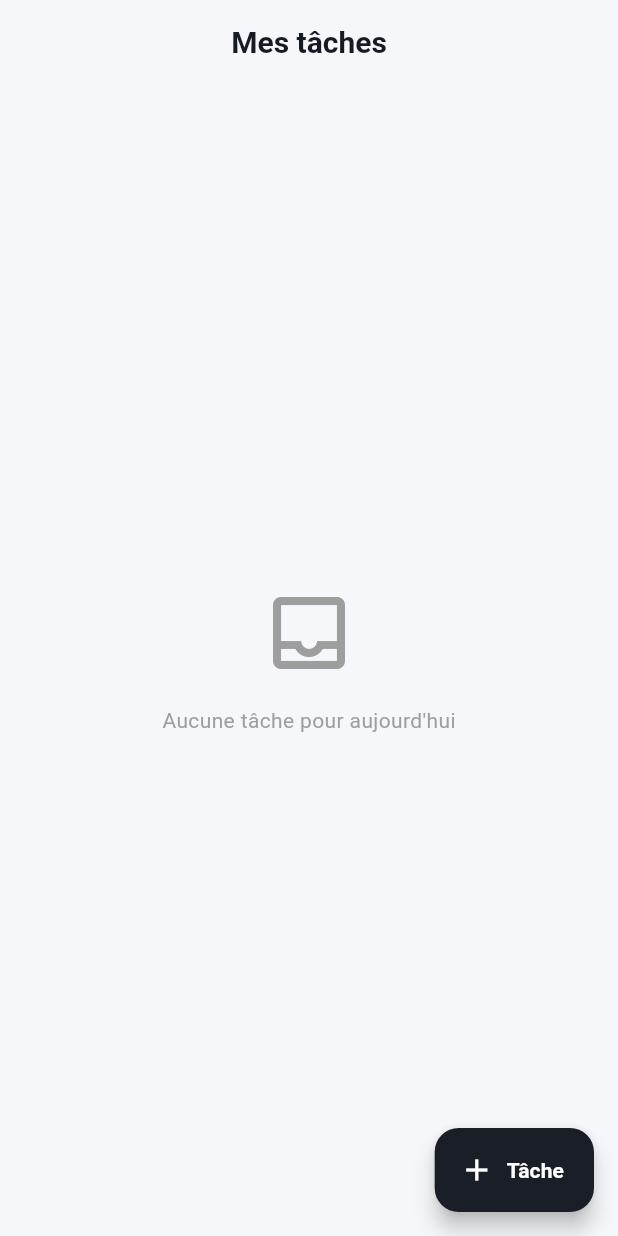
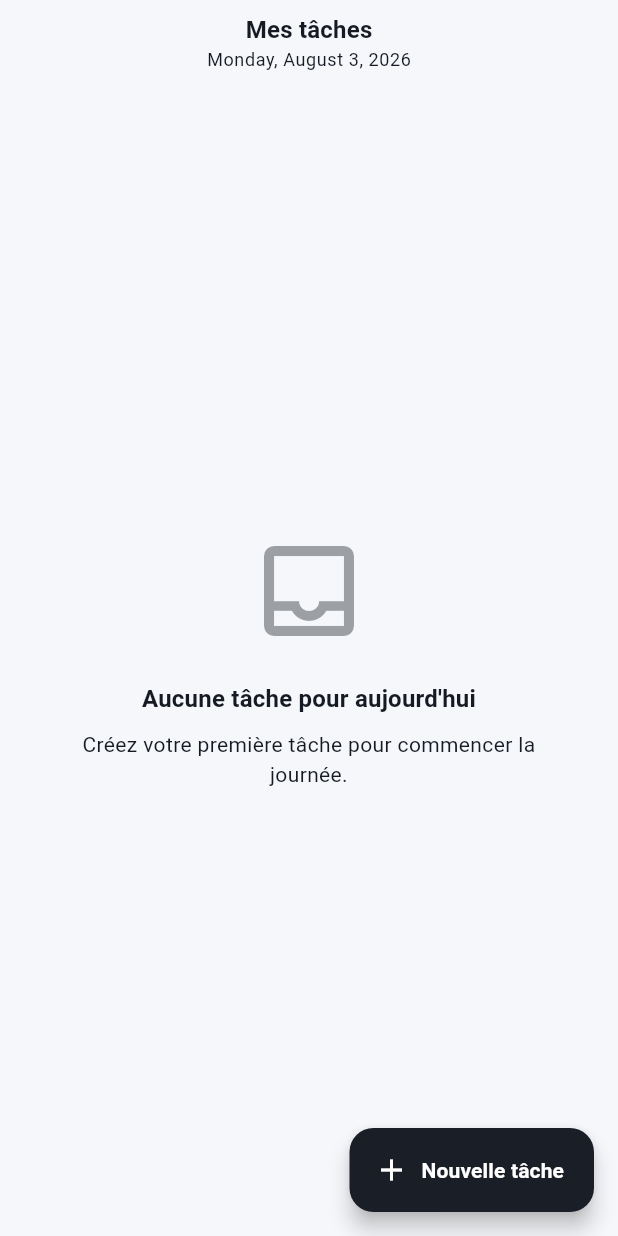
Before and after one commit to Gouzman/Life_Os, a Flutter app: the TasksScreen screen opened by its route, on a phone screen of 412 x 824 dp. Run offline on Flutter 3.47's test engine with Material 3 defaults, Android fonts, the phone set to English and light mode, and no system bars; our stand-ins replace cloud_firestore, equatable, firebase_auth, firebase_core, flutter_dotenv, flutter_riverpod and 2 more; accounts and stored records are empty; Roboto replaces fonts that are missing (Outfit).

Commit message:
creation du UI Task

```diff
--- a/dun/lib/features/tasks/presentation/screens/tasks_screen.dart
+++ b/dun/lib/features/tasks/presentation/screens/tasks_screen.dart
@@ -1,13 +1,14 @@
-import 'package:dun/app/providers/task_providers.dart';
+import 'package:dun/app/providers/auth_state_provider.dart';
 import 'package:dun/app/router/router_paths.dart';
+import 'package:dun/core/extensions/build_context_x.dart';
 import 'package:dun/core/widgets/app_scaffold.dart';
 import 'package:dun/features/tasks/domain/entities/task.dart';
 import 'package:dun/features/tasks/domain/entities/task_status.dart';
-import 'package:dun/features/tasks/domain/usecases/change_task_status.dart';
-import 'package:dun/features/tasks/domain/usecases/delete_task.dart';
-import 'package:dun/features/tasks/presentation/controllers/task_list_controller.dart';
-import 'package:dun/features/tasks/presentation/providers/task_list_provider.dart';
-import 'package:dun/features/tasks/presentation/widgets/task_list_tile.dart';
+import 'package:dun/features/tasks/presentation/controllers/task_controller.dart';
+import 'package:dun/features/tasks/presentation/providers/task_provider.dart';
+import 'package:dun/features/tasks/presentation/widgets/task_card.dart';
+import 'package:dun/shared/buttons/app_button.dart';
+import 'package:dun/shared/dialogs/app_dialog.dart';
 import 'package:dun/shared/loaders/app_loader.dart';
 import 'package:flutter/material.dart';
 import 'package:flutter_riverpod/flutter_riverpod.dart';
@@ -19,73 +20,157 @@ class TasksScreen extends ConsumerWidget {
 
   @override
   Widget build(BuildContext context, WidgetRef ref) {
-    final state = ref.watch(taskListControllerProvider);
+    final user = ref.watch(authStateProvider).value;
+    final taskAsync = user != null
+        ? ref.watch(tasksStreamProvider(user.id))
+        : const AsyncValue<List<Task>>.loading();
+
+    ref.listen<TaskState>(taskControllerProvider, (previous, next) {
+      if (next is TaskFailure) {
+        showAppDialog(context: context, title: 'Erreur', message: next.message);
+      }
+    });
 
     return AppScaffold(
-      appBar: AppBar(title: const Text('Mes tâches'), centerTitle: true),
+      appBar: AppBar(
+        title: Column(
+          children: [
+            Text(
+              'Mes tâches',
+              style: context.text.titleMedium?.copyWith(
+                fontWeight: FontWeight.bold,
+              ),
+            ),
+            Text(
+              DateFormat.yMMMMEEEEd().format(DateTime.now()),
+              style: context.text.bodySmall?.copyWith(
+                color: context.colors.onSurfaceVariant,
+              ),
+            ),
+          ],
+        ),
+        centerTitle: true,
+      ),
       floatingActionButton: FloatingActionButton.extended(
         onPressed: () => context.push(RouterPaths.createTask),
         icon: const Icon(Icons.add),
-        label: const Text('Tâche'),
+        label: const Text('Nouvelle tâche'),
       ),
-      body: _buildBody(context, ref, state),
+      body: _buildBody(context, ref, taskAsync, user?.id),
     );
   }
 
-  Widget _buildBody(BuildContext context, WidgetRef ref, TaskListState state) {
-    return switch (state) {
-      TaskListInitial() || TaskListLoading() => const AppLoader(),
-      TaskListFailure(:final message) => Center(child: Text(message)),
-      TaskListLoaded(:final tasks) => _buildTaskList(context, ref, tasks),
-    };
+  Widget _buildBody(
+    BuildContext context,
+    WidgetRef ref,
+    AsyncValue<List<Task>> taskAsync,
+    String? userId,
+  ) {
+    return taskAsync.when(
+      loading: () => const AppLoader(),
+      error: (error, stackTrace) => _buildError(context, error.toString()),
+      data: (tasks) => _buildTaskList(context, ref, tasks, userId),
+    );
   }
 
-  Widget _buildTaskList(BuildContext context, WidgetRef ref, List<Task> tasks) {
+  Widget _buildTaskList(
+    BuildContext context,
+    WidgetRef ref,
+    List<Task> tasks,
+    String? userId,
+  ) {
     if (tasks.isEmpty) {
-      return const Center(
+      return _buildEmptyState(context);
+    }
+
+    return RefreshIndicator(
+      onRefresh: () async {
+        if (userId != null) {
+          ref.invalidate(tasksStreamProvider(userId));
+        }
+      },
+      child: ListView.builder(
+        padding: const EdgeInsets.symmetric(horizontal: 16, vertical: 8),
+        itemCount: tasks.length,
+        itemBuilder: (context, index) {
+          final task = tasks[index];
+          return Padding(
+            padding: const EdgeInsets.only(bottom: 12),
+            child: TaskCard(
+              task: task,
+              onTap: () => context.push('${RouterPaths.tasks}/${task.id}'),
+              onComplete: () => _changeStatus(ref, task, TaskStatus.completed),
+              onCancel: () => _changeStatus(ref, task, TaskStatus.cancelled),
+              onDelete: () => _deleteTask(ref, task.id),
+            ),
+          );
+        },
+      ),
+    );
+  }
+
+  Widget _buildEmptyState(BuildContext context) {
+    return Center(
+      child: Padding(
+        padding: const EdgeInsets.all(32),
         child: Column(
           mainAxisAlignment: MainAxisAlignment.center,
           children: [
-            Icon(Icons.inbox_outlined, size: 64, color: Colors.grey),
-            SizedBox(height: 16),
+            Icon(
+              Icons.inbox_outlined,
+              size: 80,
+              color: context.colors.onSurfaceVariant.withValues(alpha: 0.4),
+            ),
+            const SizedBox(height: 20),
             Text(
               'Aucune tâche pour aujourd\'hui',
-              style: TextStyle(color: Colors.grey),
+              style: context.text.titleMedium?.copyWith(
+                fontWeight: FontWeight.w600,
+              ),
+              textAlign: TextAlign.center,
+            ),
+            const SizedBox(height: 8),
+            Text(
+              'Créez votre première tâche pour commencer la journée.',
+              style: context.text.bodyMedium?.copyWith(
+                color: context.colors.onSurfaceVariant,
+              ),
+              textAlign: TextAlign.center,
             ),
           ],
         ),
-      );
-    }
+      ),
+    );
+  }
 
-    final dateFormat = DateFormat.yMMMMEEEEd();
-
-    return Column(
-      crossAxisAlignment: CrossAxisAlignment.start,
-      children: [
-        Padding(
-          padding: const EdgeInsets.fromLTRB(16, 16, 16, 8),
-          child: Text(
-            dateFormat.format(DateTime.now()),
-            style: Theme.of(
-              context,
-            ).textTheme.titleMedium?.copyWith(fontWeight: FontWeight.bold),
-          ),
+  Widget _buildError(BuildContext context, String message) {
+    return Center(
+      child: Padding(
+        padding: const EdgeInsets.all(32),
+        child: Column(
+          mainAxisAlignment: MainAxisAlignment.center,
+          children: [
+            Icon(Icons.error_outline, size: 64, color: context.colors.error),
+            const SizedBox(height: 16),
+            Text(
+              'Une erreur est survenue',
+              style: context.text.titleMedium?.copyWith(
+                fontWeight: FontWeight.w600,
+              ),
+            ),
+            const SizedBox(height: 8),
+            Text(
+              message,
+              style: context.text.bodyMedium?.copyWith(
+                color: context.colors.onSurfaceVariant,
+              ),
+              textAlign: TextAlign.center,
+            ),
+            const SizedBox(height: 24),
+            AppButton(label: 'Réessayer', onPressed: () {}),
+          ],
         ),
-        Expanded(
-          child: ListView.builder(
-            itemCount: tasks.length,
-            itemBuilder: (context, index) {
-              final task = tasks[index];
-              return TaskListTile(
-                task: task,
-                onTap: () => context.push('${RouterPaths.tasks}/${task.id}'),
-                onToggleStatus: (status) => _changeStatus(ref, task, status),
-                onDelete: () => _deleteTask(ref, task.id),
-              );
-            },
-          ),
-        ),
-      ],
+      ),
     );
   }
 
@@ -94,12 +179,10 @@ class TasksScreen extends ConsumerWidget {
     Task task,
     TaskStatus status,
   ) async {
-    final useCase = ref.read(changeTaskStatusProvider);
-    await useCase(ChangeTaskStatusParams(task: task, newStatus: status));
+    await ref.read(taskControllerProvider.notifier).changeStatus(task, status);
   }
 
   Future<void> _deleteTask(WidgetRef ref, String taskId) async {
-    final useCase = ref.read(deleteTaskProvider);
-    await useCase(DeleteTaskParams(taskId: taskId));
+    await ref.read(taskControllerProvider.notifier).deleteTask(taskId);
   }
 }
```
Also changed, not shown: dun/lib/features/tasks/presentation/widgets/task_card.dart (added, +188 -0 lines).
